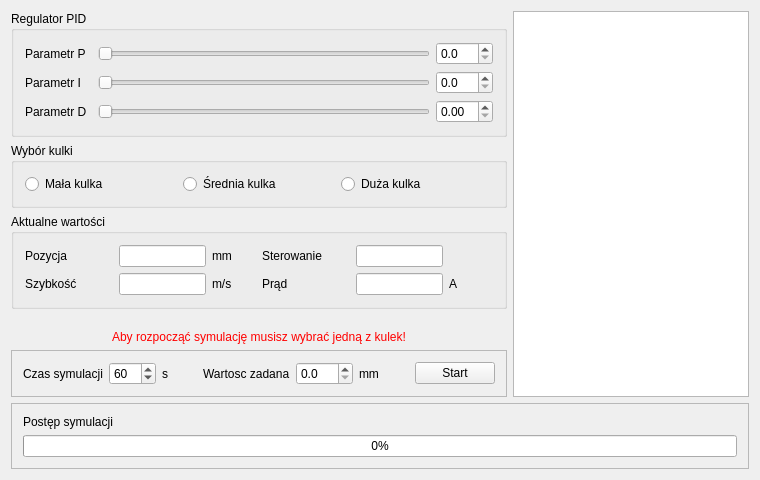
Before: the Qt Designer form RegulatorMLS/mainwindow.ui in JaBuoniak/RegulatorMLS, drawn with Qt 5.
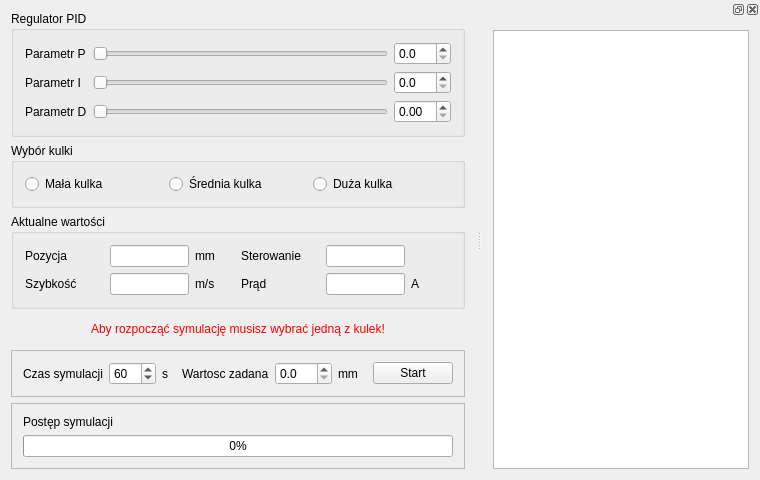
After: the same form once the commit is applied.

```diff
--- a/RegulatorMLS/mainwindow.ui
+++ b/RegulatorMLS/mainwindow.ui
@@ -20,180 +20,9 @@
    <string>Wizualizacja Regulatora MLS</string>
   </property>
   <widget class="QWidget" name="centralwidget">
-   <layout class="QGridLayout" name="gridLayout">
-    <item row="2" column="0">
-     <widget class="QGroupBox" name="groupBoxAktualneWartosci">
-      <property name="sizePolicy">
-       <sizepolicy hsizetype="Preferred" vsizetype="Maximum">
-        <horstretch>0</horstretch>
-        <verstretch>2</verstretch>
-       </sizepolicy>
-      </property>
-      <property name="title">
-       <string>Aktualne wartości</string>
-      </property>
-      <layout class="QGridLayout" name="gridLayout_4">
-       <item row="1" column="3">
-        <widget class="QLabel" name="labelSzybkosc_jednostka">
-         <property name="sizePolicy">
-          <sizepolicy hsizetype="Preferred" vsizetype="Preferred">
-           <horstretch>1</horstretch>
-           <verstretch>0</verstretch>
-          </sizepolicy>
-         </property>
-         <property name="text">
-          <string>m/s</string>
-         </property>
-        </widget>
-       </item>
-       <item row="0" column="6">
-        <widget class="QLineEdit" name="lineEditSterowanie">
-         <property name="sizePolicy">
-          <sizepolicy hsizetype="Maximum" vsizetype="Fixed">
-           <horstretch>2</horstretch>
-           <verstretch>0</verstretch>
-          </sizepolicy>
-         </property>
-         <property name="cursor">
-          <cursorShape>ArrowCursor</cursorShape>
-         </property>
-         <property name="focusPolicy">
-          <enum>Qt::NoFocus</enum>
-         </property>
-        </widget>
-       </item>
-       <item row="0" column="5">
-        <widget class="QLabel" name="labelSterowanie">
-         <property name="sizePolicy">
-          <sizepolicy hsizetype="Preferred" vsizetype="Preferred">
-           <horstretch>2</horstretch>
-           <verstretch>0</verstretch>
-          </sizepolicy>
-         </property>
-         <property name="text">
-          <string>Sterowanie</string>
-         </property>
-        </widget>
-       </item>
-       <item row="1" column="1">
-        <widget class="QLabel" name="labelSzybkosc">
-         <property name="sizePolicy">
-          <sizepolicy hsizetype="Preferred" vsizetype="Preferred">
-           <horstretch>2</horstretch>
-           <verstretch>0</verstretch>
-          </sizepolicy>
-         </property>
-         <property name="text">
-          <string>Szybkość</string>
-         </property>
-        </widget>
-       </item>
-       <item row="0" column="2">
-        <widget class="QLineEdit" name="lineEditPozycja">
-         <property name="enabled">
-          <bool>true</bool>
-         </property>
-         <property name="sizePolicy">
-          <sizepolicy hsizetype="Expanding" vsizetype="Fixed">
-           <horstretch>2</horstretch>
-           <verstretch>0</verstretch>
-          </sizepolicy>
-         </property>
-         <property name="cursor">
-          <cursorShape>ArrowCursor</cursorShape>
-         </property>
-         <property name="focusPolicy">
-          <enum>Qt::NoFocus</enum>
-         </property>
-        </widget>
-       </item>
-       <item row="0" column="3">
-        <widget class="QLabel" name="labelPozycja_jednostka">
-         <property name="sizePolicy">
-          <sizepolicy hsizetype="Preferred" vsizetype="Preferred">
-           <horstretch>1</horstretch>
-           <verstretch>0</verstretch>
-          </sizepolicy>
-         </property>
-         <property name="text">
-          <string>mm</string>
-         </property>
-        </widget>
-       </item>
-       <item row="0" column="1">
-        <widget class="QLabel" name="labelPozycja">
-         <property name="sizePolicy">
-          <sizepolicy hsizetype="Preferred" vsizetype="Preferred">
-           <horstretch>2</horstretch>
-           <verstretch>0</verstretch>
-          </sizepolicy>
-         </property>
-         <property name="text">
-          <string>Pozycja</string>
-         </property>
-        </widget>
-       </item>
-       <item row="1" column="2">
-        <widget class="QLineEdit" name="lineEditSzybkosc">
-         <property name="sizePolicy">
-          <sizepolicy hsizetype="Expanding" vsizetype="Fixed">
-           <horstretch>2</horstretch>
-           <verstretch>0</verstretch>
-          </sizepolicy>
-         </property>
-         <property name="cursor">
-          <cursorShape>ArrowCursor</cursorShape>
-         </property>
-         <property name="focusPolicy">
-          <enum>Qt::NoFocus</enum>
-         </property>
-        </widget>
-       </item>
-       <item row="1" column="7">
-        <widget class="QLabel" name="labelPrad_jednostka">
-         <property name="sizePolicy">
-          <sizepolicy hsizetype="Preferred" vsizetype="Preferred">
-           <horstretch>1</horstretch>
-           <verstretch>0</verstretch>
-          </sizepolicy>
-         </property>
-         <property name="text">
-          <string>A</string>
-         </property>
-        </widget>
-       </item>
-       <item row="1" column="6">
-        <widget class="QLineEdit" name="lineEditPrad">
-         <property name="sizePolicy">
-          <sizepolicy hsizetype="Preferred" vsizetype="Fixed">
-           <horstretch>2</horstretch>
-           <verstretch>0</verstretch>
-          </sizepolicy>
-         </property>
-         <property name="cursor">
-          <cursorShape>ArrowCursor</cursorShape>
-         </property>
-         <property name="focusPolicy">
-          <enum>Qt::NoFocus</enum>
-         </property>
-        </widget>
-       </item>
-       <item row="1" column="5">
-        <widget class="QLabel" name="labelPrad">
-         <property name="sizePolicy">
-          <sizepolicy hsizetype="Preferred" vsizetype="Preferred">
-           <horstretch>2</horstretch>
-           <verstretch>0</verstretch>
-          </sizepolicy>
-         </property>
-         <property name="text">
-          <string>Prąd</string>
-         </property>
-        </widget>
-       </item>
-      </layout>
-     </widget>
-    </item>
+   <layout class="QGridLayout" name="gridLayout_8">
+    <item row="0" column="0">
+     <layout class="QGridLayout" name="gridLayout_5">
     <item row="0" column="0">
      <widget class="QGroupBox" name="groupBoxRegulatorPID">
       <property name="sizePolicy">
@@ -395,7 +224,207 @@
       </layout>
      </widget>
     </item>
-    <item row="5" column="0">
+      <item row="2" column="0">
+       <widget class="QGroupBox" name="groupBoxAktualneWartosci">
+        <property name="sizePolicy">
+         <sizepolicy hsizetype="Preferred" vsizetype="Maximum">
+          <horstretch>0</horstretch>
+          <verstretch>2</verstretch>
+         </sizepolicy>
+        </property>
+        <property name="title">
+         <string>Aktualne wartości</string>
+        </property>
+        <layout class="QGridLayout" name="gridLayout_4">
+         <item row="1" column="3">
+          <widget class="QLabel" name="labelSzybkosc_jednostka">
+           <property name="sizePolicy">
+            <sizepolicy hsizetype="Preferred" vsizetype="Preferred">
+             <horstretch>1</horstretch>
+             <verstretch>0</verstretch>
+            </sizepolicy>
+           </property>
+           <property name="text">
+            <string>m/s</string>
+           </property>
+          </widget>
+         </item>
+         <item row="0" column="6">
+          <widget class="QLineEdit" name="lineEditSterowanie">
+           <property name="sizePolicy">
+            <sizepolicy hsizetype="Maximum" vsizetype="Fixed">
+             <horstretch>2</horstretch>
+             <verstretch>0</verstretch>
+            </sizepolicy>
+           </property>
+           <property name="cursor">
+            <cursorShape>ArrowCursor</cursorShape>
+           </property>
+           <property name="focusPolicy">
+            <enum>Qt::NoFocus</enum>
+           </property>
+          </widget>
+         </item>
+         <item row="0" column="5">
+          <widget class="QLabel" name="labelSterowanie">
+           <property name="sizePolicy">
+            <sizepolicy hsizetype="Preferred" vsizetype="Preferred">
+             <horstretch>2</horstretch>
+             <verstretch>0</verstretch>
+            </sizepolicy>
+           </property>
+           <property name="text">
+            <string>Sterowanie</string>
+           </property>
+          </widget>
+         </item>
+         <item row="1" column="1">
+          <widget class="QLabel" name="labelSzybkosc">
+           <property name="sizePolicy">
+            <sizepolicy hsizetype="Preferred" vsizetype="Preferred">
+             <horstretch>2</horstretch>
+             <verstretch>0</verstretch>
+            </sizepolicy>
+           </property>
+           <property name="text">
+            <string>Szybkość</string>
+           </property>
+          </widget>
+         </item>
+         <item row="0" column="2">
+          <widget class="QLineEdit" name="lineEditPozycja">
+           <property name="enabled">
+            <bool>true</bool>
+           </property>
+           <property name="sizePolicy">
+            <sizepolicy hsizetype="Expanding" vsizetype="Fixed">
+             <horstretch>2</horstretch>
+             <verstretch>0</verstretch>
+            </sizepolicy>
+           </property>
+           <property name="cursor">
+            <cursorShape>ArrowCursor</cursorShape>
+           </property>
+           <property name="focusPolicy">
+            <enum>Qt::NoFocus</enum>
+           </property>
+          </widget>
+         </item>
+         <item row="0" column="3">
+          <widget class="QLabel" name="labelPozycja_jednostka">
+           <property name="sizePolicy">
+            <sizepolicy hsizetype="Preferred" vsizetype="Preferred">
+             <horstretch>1</horstretch>
+             <verstretch>0</verstretch>
+            </sizepolicy>
+           </property>
+           <property name="text">
+            <string>mm</string>
+           </property>
+          </widget>
+         </item>
+         <item row="0" column="1">
+          <widget class="QLabel" name="labelPozycja">
+           <property name="sizePolicy">
+            <sizepolicy hsizetype="Preferred" vsizetype="Preferred">
+             <horstretch>2</horstretch>
+             <verstretch>0</verstretch>
+            </sizepolicy>
+           </property>
+           <property name="text">
+            <string>Pozycja</string>
+           </property>
+          </widget>
+         </item>
+         <item row="1" column="2">
+          <widget class="QLineEdit" name="lineEditSzybkosc">
+           <property name="sizePolicy">
+            <sizepolicy hsizetype="Expanding" vsizetype="Fixed">
+             <horstretch>2</horstretch>
+             <verstretch>0</verstretch>
+            </sizepolicy>
+           </property>
+           <property name="cursor">
+            <cursorShape>ArrowCursor</cursorShape>
+           </property>
+           <property name="focusPolicy">
+            <enum>Qt::NoFocus</enum>
+           </property>
+          </widget>
+         </item>
+         <item row="1" column="7">
+          <widget class="QLabel" name="labelPrad_jednostka">
+           <property name="sizePolicy">
+            <sizepolicy hsizetype="Preferred" vsizetype="Preferred">
+             <horstretch>1</horstretch>
+             <verstretch>0</verstretch>
+            </sizepolicy>
+           </property>
+           <property name="text">
+            <string>A</string>
+           </property>
+          </widget>
+         </item>
+         <item row="1" column="6">
+          <widget class="QLineEdit" name="lineEditPrad">
+           <property name="sizePolicy">
+            <sizepolicy hsizetype="Preferred" vsizetype="Fixed">
+             <horstretch>2</horstretch>
+             <verstretch>0</verstretch>
+            </sizepolicy>
+           </property>
+           <property name="cursor">
+            <cursorShape>ArrowCursor</cursorShape>
+           </property>
+           <property name="focusPolicy">
+            <enum>Qt::NoFocus</enum>
+           </property>
+          </widget>
+         </item>
+         <item row="1" column="5">
+          <widget class="QLabel" name="labelPrad">
+           <property name="sizePolicy">
+            <sizepolicy hsizetype="Preferred" vsizetype="Preferred">
+             <horstretch>2</horstretch>
+             <verstretch>0</verstretch>
+            </sizepolicy>
+           </property>
+           <property name="text">
+            <string>Prąd</string>
+           </property>
+          </widget>
+         </item>
+        </layout>
+       </widget>
+      </item>
+     </layout>
+    </item>
+    <item row="1" column="0">
+     <layout class="QGridLayout" name="gridLayout">
+      <item row="0" column="0">
+       <spacer name="horizontalSpacer_2">
+        <property name="orientation">
+         <enum>Qt::Horizontal</enum>
+        </property>
+        <property name="sizeHint" stdset="0">
+         <size>
+          <width>342</width>
+          <height>0</height>
+         </size>
+        </property>
+       </spacer>
+      </item>
+      <item row="1" column="0">
+       <widget class="QLabel" name="labelUwaga">
+        <property name="text">
+         <string>&lt;html&gt;&lt;head/&gt;&lt;body&gt;&lt;p&gt;&lt;span style=&quot; color:#ff0000;&quot;&gt;Aby rozpocząć symulację musisz wybrać jedną z kulek!&lt;/span&gt;&lt;/p&gt;&lt;/body&gt;&lt;/html&gt;</string>
+        </property>
+        <property name="alignment">
+         <set>Qt::AlignCenter</set>
+        </property>
+       </widget>
+      </item>
+      <item row="2" column="0">
      <widget class="QFrame" name="frameSymulacja">
       <property name="sizePolicy">
        <sizepolicy hsizetype="Preferred" vsizetype="Maximum">
@@ -409,11 +438,72 @@
       <property name="frameShadow">
        <enum>QFrame::Raised</enum>
       </property>
-      <layout class="QGridLayout" name="gridLayout_5">
-       <item row="0" column="4">
-        <widget class="QLabel" name="label_2">
+        <layout class="QHBoxLayout" name="horizontalLayout_3">
+         <item>
+          <layout class="QHBoxLayout" name="horizontalLayout">
+           <item>
+            <widget class="QLabel" name="labelCasSymulacji">
          <property name="sizePolicy">
-          <sizepolicy hsizetype="Preferred" vsizetype="Preferred">
+              <sizepolicy hsizetype="Maximum" vsizetype="Preferred">
+               <horstretch>2</horstretch>
+               <verstretch>0</verstretch>
+              </sizepolicy>
+             </property>
+             <property name="text">
+              <string>Czas symulacji</string>
+             </property>
+            </widget>
+           </item>
+           <item>
+            <widget class="QSpinBox" name="spinBoxCzasSymulacji">
+             <property name="sizePolicy">
+              <sizepolicy hsizetype="Maximum" vsizetype="Fixed">
+               <horstretch>2</horstretch>
+               <verstretch>0</verstretch>
+              </sizepolicy>
+             </property>
+             <property name="minimum">
+              <number>1</number>
+             </property>
+             <property name="maximum">
+              <number>999</number>
+             </property>
+             <property name="singleStep">
+              <number>1</number>
+             </property>
+             <property name="value">
+              <number>60</number>
+             </property>
+            </widget>
+           </item>
+           <item>
+            <widget class="QLabel" name="label_3">
+             <property name="text">
+              <string>s</string>
+             </property>
+            </widget>
+           </item>
+          </layout>
+         </item>
+         <item>
+          <spacer name="horizontalSpacer">
+           <property name="orientation">
+            <enum>Qt::Horizontal</enum>
+           </property>
+           <property name="sizeHint" stdset="0">
+            <size>
+             <width>40</width>
+             <height>20</height>
+            </size>
+           </property>
+          </spacer>
+         </item>
+         <item>
+          <layout class="QHBoxLayout" name="horizontalLayout_2">
+           <item>
+            <widget class="QLabel" name="labelWartoscZadana">
+             <property name="sizePolicy">
+              <sizepolicy hsizetype="Maximum" vsizetype="Preferred">
            <horstretch>2</horstretch>
            <verstretch>0</verstretch>
           </sizepolicy>
@@ -423,24 +513,11 @@
          </property>
         </widget>
        </item>
-       <item row="0" column="3">
-        <spacer name="horizontalSpacer_3">
-         <property name="orientation">
-          <enum>Qt::Horizontal</enum>
-         </property>
-         <property name="sizeHint" stdset="0">
-          <size>
-           <width>40</width>
-           <height>20</height>
-          </size>
-         </property>
-        </spacer>
-       </item>
-       <item row="0" column="5">
+           <item>
         <widget class="QDoubleSpinBox" name="doubleSpinBoxWartoscZadana">
          <property name="sizePolicy">
-          <sizepolicy hsizetype="Minimum" vsizetype="Fixed">
-           <horstretch>1</horstretch>
+              <sizepolicy hsizetype="Maximum" vsizetype="Fixed">
+               <horstretch>2</horstretch>
            <verstretch>0</verstretch>
           </sizepolicy>
          </property>
@@ -455,14 +532,35 @@
          </property>
         </widget>
        </item>
-       <item row="0" column="2">
-        <widget class="QLabel" name="label_3">
+           <item>
+            <widget class="QLabel" name="label_4">
+             <property name="sizePolicy">
+              <sizepolicy hsizetype="Maximum" vsizetype="Preferred">
+               <horstretch>0</horstretch>
+               <verstretch>0</verstretch>
+              </sizepolicy>
+             </property>
          <property name="text">
-          <string>s</string>
+              <string>mm</string>
          </property>
         </widget>
        </item>
-       <item row="0" column="8">
+          </layout>
+         </item>
+         <item>
+          <spacer name="horizontalSpacer_3">
+           <property name="orientation">
+            <enum>Qt::Horizontal</enum>
+           </property>
+           <property name="sizeHint" stdset="0">
+            <size>
+             <width>40</width>
+             <height>20</height>
+            </size>
+           </property>
+          </spacer>
+         </item>
+         <item>
         <widget class="QPushButton" name="pushButtonStartStopSymulacji">
          <property name="sizePolicy">
           <sizepolicy hsizetype="Maximum" vsizetype="Fixed">
@@ -475,65 +573,10 @@
          </property>
         </widget>
        </item>
-       <item row="0" column="1">
-        <widget class="QSpinBox" name="spinBoxCzasSymulacji">
-         <property name="sizePolicy">
-          <sizepolicy hsizetype="Maximum" vsizetype="Fixed">
-           <horstretch>2</horstretch>
-           <verstretch>0</verstretch>
-          </sizepolicy>
-         </property>
-         <property name="minimum">
-          <number>1</number>
-         </property>
-         <property name="maximum">
-          <number>999</number>
-         </property>
-         <property name="singleStep">
-          <number>1</number>
-         </property>
-         <property name="value">
-          <number>60</number>
-         </property>
-        </widget>
-       </item>
-       <item row="0" column="0">
-        <widget class="QLabel" name="labelCasSymulacji">
-         <property name="sizePolicy">
-          <sizepolicy hsizetype="Maximum" vsizetype="Preferred">
-           <horstretch>2</horstretch>
-           <verstretch>0</verstretch>
-          </sizepolicy>
-         </property>
-         <property name="text">
-          <string>Czas symulacji</string>
-         </property>
-        </widget>
-       </item>
-       <item row="0" column="7">
-        <spacer name="horizontalSpacer">
-         <property name="orientation">
-          <enum>Qt::Horizontal</enum>
-         </property>
-         <property name="sizeHint" stdset="0">
-          <size>
-           <width>40</width>
-           <height>20</height>
-          </size>
-         </property>
-        </spacer>
-       </item>
-       <item row="0" column="6">
-        <widget class="QLabel" name="label_4">
-         <property name="text">
-          <string>mm</string>
-         </property>
-        </widget>
-       </item>
       </layout>
      </widget>
     </item>
-    <item row="6" column="0" colspan="2">
+      <item row="3" column="0">
      <widget class="QFrame" name="framePostpSymulacji">
       <property name="sizePolicy">
        <sizepolicy hsizetype="Preferred" vsizetype="Maximum">
@@ -577,7 +620,17 @@
       </layout>
      </widget>
     </item>
-    <item row="0" column="1" rowspan="6">
+     </layout>
+    </item>
+   </layout>
+  </widget>
+  <widget class="QDockWidget" name="dockWidget">
+   <attribute name="dockWidgetArea">
+    <number>2</number>
+   </attribute>
+   <widget class="QWidget" name="dockWidgetContents">
+    <layout class="QGridLayout" name="gridLayout_7">
+     <item row="0" column="0">
      <widget class="QGraphicsView" name="graphicsViewWizualizacja">
       <property name="enabled">
        <bool>true</bool>
@@ -602,30 +655,8 @@
       </property>
      </widget>
     </item>
-    <item row="3" column="0">
-     <spacer name="horizontalSpacer_2">
-      <property name="orientation">
-       <enum>Qt::Horizontal</enum>
-      </property>
-      <property name="sizeHint" stdset="0">
-       <size>
-        <width>342</width>
-        <height>0</height>
-       </size>
-      </property>
-     </spacer>
-    </item>
-    <item row="4" column="0">
-     <widget class="QLabel" name="labelUwaga">
-      <property name="text">
-       <string>&lt;html&gt;&lt;head/&gt;&lt;body&gt;&lt;p&gt;&lt;span style=&quot; color:#ff0000;&quot;&gt;Aby rozpocząć symulację musisz wybrać jedną z kulek!&lt;/span&gt;&lt;/p&gt;&lt;/body&gt;&lt;/html&gt;</string>
-      </property>
-      <property name="alignment">
-       <set>Qt::AlignCenter</set>
-      </property>
-     </widget>
-    </item>
-   </layout>
+    </layout>
+   </widget>
   </widget>
  </widget>
  <layoutdefault spacing="6" margin="11"/>
```
Lines whose indentation alone changed are shown as unchanged.
